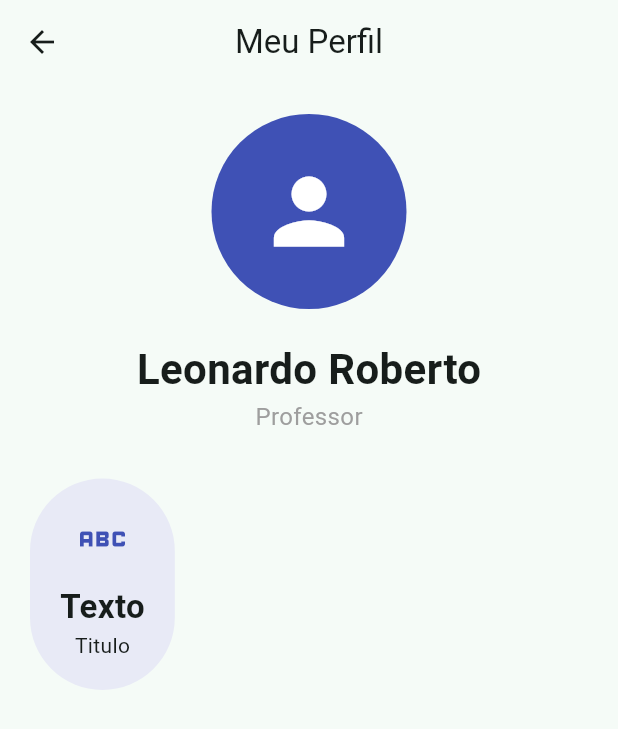
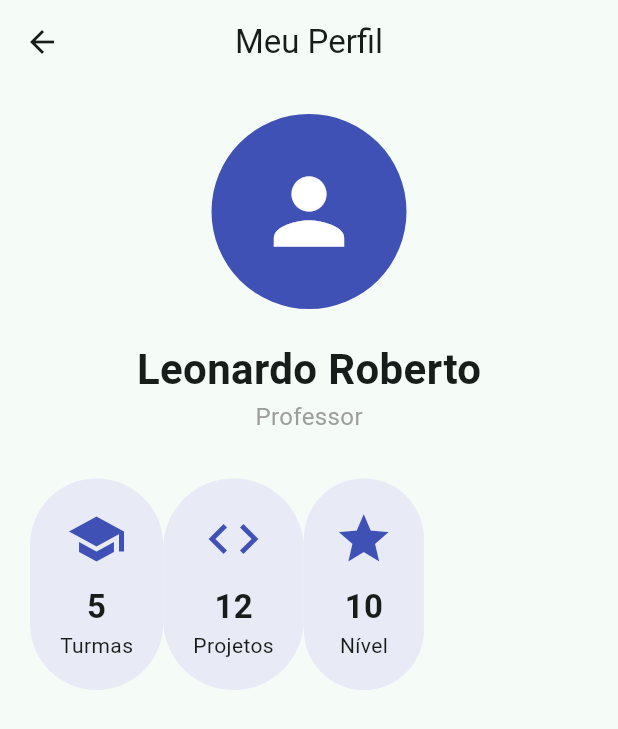
Before and after one commit to luci-nieradka-a/promacao-moblie-2026, a Flutter app: the Aula03 screen opened by its route, on a phone screen of 412 x 824 dp. Shown: the top 729 px of the screen. Run offline on Flutter 3.47's test engine with Material 3 defaults, Android fonts, the phone set to English and light mode, and no system bars.

Commit message:
criando função para montagem visual

```diff
--- a/lib/paginas/telas/aula03.dart
+++ b/lib/paginas/telas/aula03.dart
@@ -5,6 +5,39 @@ class Aula03 extends StatelessWidget {
 
   @override
   Widget build(BuildContext context) {
+    Widget _criaInfo({
+      required IconData icone,
+      required String titulo,
+      required String texto,
+   }) {
+      return Container(
+        padding: EdgeInsets.all(20),
+        decoration: BoxDecoration(
+            color: Colors.indigo.shade50,
+            borderRadius: BorderRadius.circular(50)),
+        child: Column(
+          children: [
+            Icon(
+              icone,
+              size: 40,
+              color: Colors.indigo,
+            ),
+            const SizedBox(
+              height: 10,
+            ),
+            Text(
+              texto,
+              style: TextStyle(
+                fontSize: 22,
+                fontWeight: FontWeight.bold,
+              ),
+            ),
+            Text(titulo),
+          ],
+        ),
+      );
+    }
+
     return Scaffold(
       appBar: AppBar(
         title: const Text("Meu Perfil"),
@@ -52,32 +85,9 @@ class Aula03 extends StatelessWidget {
               // Dispor elementos em linha
               Row(
                 children: [
-                  Container(
-                    padding: EdgeInsets.all(20),
-                    decoration: BoxDecoration(
-                        color: Colors.indigo.shade50,
-                        borderRadius: BorderRadius.circular(50)),
-                    child: const Column(
-                      children: [
-                        Icon(
-                          Icons.abc,
-                          size: 40,
-                          color: Colors.indigo,
-                        ),
-                        const SizedBox(
-                          height: 10,
-                        ),
-                        Text(
-                          "Texto",
-                          style: TextStyle(
-                            fontSize: 22,
-                            fontWeight: FontWeight.bold,
-                          ),
-                        ),
-                        Text("Titulo"),
-                      ],
-                    ),
-                  ),
+                  _criaInfo(icone: Icons.school, titulo: "Turmas", texto: "5"),
+                  _criaInfo(icone: Icons.code, titulo: "Projetos", texto: "12"),
+                  _criaInfo(icone: Icons.star, titulo: "Nível", texto: "10"),
                 ],
               )
             ],
```
